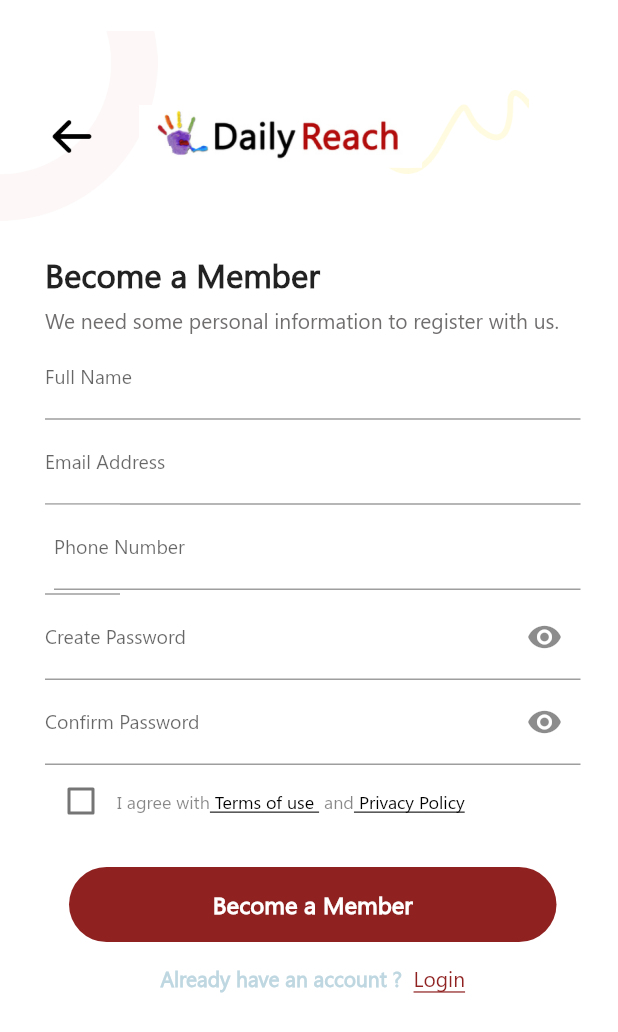
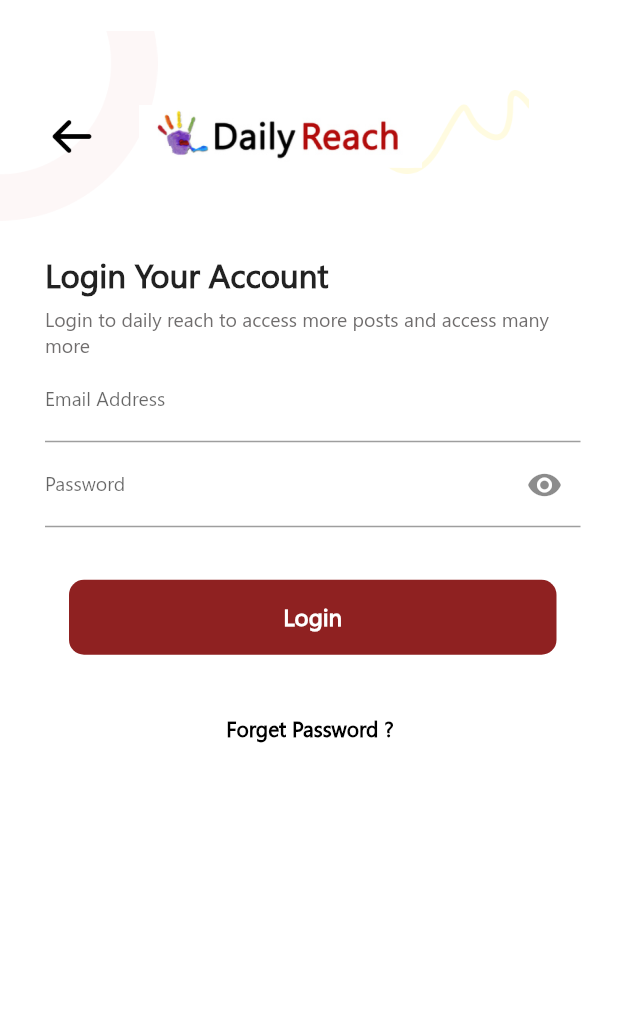
Before and after one commit to abhimanyu-worksdelight/daily_reach, a Flutter app: the screen it shows after launch, after a tap on "Login", on a phone screen of 412 x 824 dp. Shown: the top 1032 px of the screen. Run offline on Flutter 3.47's test engine with Material 2 defaults, Android fonts, the phone set to English and light mode, and no system bars; our stand-ins replace chewie, country_code_picker, video_player.

Commit message:
Reset Password

```diff
--- /dev/null
+++ b/lib/login_screen.dart
@@ -0,0 +1,240 @@
+import 'package:dailyreach/reset_password.dart';
+import 'package:flutter/material.dart';
+
+import 'become_member.dart';
+
+class Login_screen extends StatefulWidget {
+  @override
+  State<Login_screen> createState() {
+    return _Login_screen();
+  }
+}
+
+class _Login_screen extends State<Login_screen> {
+  final _formKey = GlobalKey<FormState>();
+  bool _ischecked = false;
+  bool _isObscure = true;
+
+  @override
+  Widget build(BuildContext context) {
+    return Scaffold(
+        backgroundColor: Colors.white,
+        body: SingleChildScrollView(
+            child: Column(children: [
+          Stack(
+            children: [
+              Row(
+                crossAxisAlignment: CrossAxisAlignment.start,
+                mainAxisAlignment: MainAxisAlignment.start,
+                children: [
+                  Positioned(
+                    left: -89,
+                    top: -71,
+                    child: Image.asset(
+                      'assets/images/subtract.png',
+                      width: 105,
+                      height: 168,
+                    ),
+                  ),
+                  Padding(
+                    padding: const EdgeInsets.only(top: 60, left: 139),
+                    child: Image.asset(
+                      'assets/images/vector.png',
+                      height: 56,
+                    ),
+                  )
+                ],
+              ),
+              Column(
+                children: [
+                  Row(
+                    mainAxisAlignment: MainAxisAlignment.start,
+                    children: [
+                      Padding(
+                        padding: const EdgeInsets.only(top: 70, left: 30),
+                        child: GestureDetector(
+                          onTap: () {
+                            Navigator.pop(context);
+                          },
+                          child: Image.asset(
+                            'assets/images/arrow.png',
+                            height: 32,
+                            width: 32,
+                          ),
+                        ),
+                      ),
+                      Padding(
+                        padding: const EdgeInsets.only(top: 70, left: 30),
+                        child: Image.asset(
+                          'assets/images/daily_reach_logo.png',
+                          height: 42,
+                          width: 190,
+                        ),
+                      ),
+                    ],
+                  )
+                ],
+              )
+            ],
+          ),
+
+              Padding(
+                  padding: EdgeInsets.only(left: 30, right: 25),
+                  child: Column(
+                      crossAxisAlignment: CrossAxisAlignment.start,
+                      children: [
+                        const Text(
+                          'Login Your Account',
+                          style: TextStyle(
+                            fontWeight: FontWeight.w600,
+                            fontFamily: "segoe",
+                            fontSize: 22,
+                          ),
+                        ),
+                        Padding(
+                          padding: const EdgeInsets.only(top: 7),
+                          child: Text(
+                            'Login to daily reach to access more posts and access many more',
+                            style: TextStyle(
+                              fontWeight: FontWeight.w400,
+                              fontFamily: "segoe",
+                              fontSize: 13,
+                              color: Color(0xff4C4949).withOpacity(0.8),
+                            ),
+                          ),
+                        ),
+                        Form(
+                            key: _formKey,
+                            child: Column(
+                                children: [
+                                  TextFormField(
+                                    decoration: const InputDecoration(
+                                      labelText: 'Email Address',
+                                      labelStyle: TextStyle(
+                                        fontSize: 13,
+                                        fontWeight: FontWeight.w400,
+                                        fontFamily: "segoe",
+                                      ),
+                                    ),
+                                    validator: (value) {
+                                      if (value!.isEmpty ||
+                                          !RegExp(
+                                              r"^[a-zA-Z0-9.a-zA-Z0-9.!#$%&'*+-/=?^_`{|}~]+@[a-zA-Z0-9]+\.[a-zA-Z]+")
+                                              .hasMatch(value)) {
+                                        return 'Enter a valid email!';
+                                      }
+                                      return null;
+                                    },
+                                  ),
+                                  TextFormField(
+                                    obscureText: _isObscure,
+                                    decoration: InputDecoration(
+                                      labelText: 'Password',
+                                      labelStyle: const TextStyle(
+                                        fontSize: 13,
+                                        fontWeight: FontWeight.w400,
+                                        fontFamily: "segoe",
+                                      ),
+                                      suffixIcon: IconButton(
+                                        icon: Icon(_isObscure
+                                            ? Icons.visibility
+                                            : Icons.visibility_off),
+                                        onPressed: () {
+                                          setState(
+                                                () {
+                                              _isObscure = !_isObscure;
+                                            },
+                                          );
+                                        },
+                                      ),
+                                    ),
+                                    validator: (value) {
+                                      if (value!.isEmpty) {
+                                        return 'Enter a valid password!';
+                                      } else if (value.length < 6) {
+                                        return 'Enter at least 6 digit';
+                                      } else {
+                                        return null;
+                                      }
+                                    },
+                                  ),
+                                  GestureDetector(
+                                      onTap: () {
+                                        _submit();
+                                      },
+                                    child: Padding(
+                                      padding: const EdgeInsets.only(top: 35),
+                                      child: Container(
+                                          width: 325,
+                                          height: 50,
+                                          child: const Padding(
+                                            padding: EdgeInsets.only(top: 14, bottom: 15),
+                                            child: Text(
+                                              'Login',
+                                              textAlign: TextAlign.center,
+                                              style: TextStyle(
+                                                  fontSize: 16,
+                                                  color: Colors.white,
+                                                  fontFamily: "segoe",
+                                                  fontWeight: FontWeight.w600),
+                                            ),
+                                          ),
+                                          decoration: BoxDecoration(
+                                              color: Color.fromARGB(228, 130, 7, 7),
+                                              borderRadius: BorderRadius.circular(10),
+                                              boxShadow: const [
+                                                BoxShadow(
+                                                    color: Colors.white,
+                                                    blurRadius: 3.0,
+                                                    spreadRadius: 1.0)
+                                              ])),
+                                    ),
+                                  ),
+                                  GestureDetector(
+                                    onTap: (){
+                                      Navigator.push(context, MaterialPageRoute(builder: (context)=> Reset_password()));
+                                    },
+                                    child: Padding(
+                                      padding: const EdgeInsets.only(top: 40),
+                                      child: Row(
+                                        mainAxisAlignment: MainAxisAlignment.center,
+                                        children: [
+                                          RichText(
+                                            text: const TextSpan(
+                                              text: 'Forget Password ? ',
+                                              style: TextStyle(
+                                                fontSize: 14,
+                                                fontWeight: FontWeight.w600,
+                                                fontFamily: "segoe",
+                                                color: Colors.black,
+                                              ),
+                                            ),
+                                          ),
+
+                                        ],
+                                      ),
+                                    ),
+                                  ),
+                                ]
+                            )
+                        )
+                      ]
+                  )
+              )
+
+        ]
+    )
+    )
+    );
+  }
+  void _submit() {
+    final isValid = _formKey.currentState?.validate();
+    if (isValid==false) {
+      return;
+    } else {
+      Navigator.push(context, MaterialPageRoute(
+          builder: (context) => Login_screen()));
+    }
+    _formKey.currentState?.save();
+  }
+}
--- a/lib/main.dart
+++ b/lib/main.dart
@@ -1,7 +1,9 @@
+import 'package:dailyreach/splash_screen.dart';
 import 'package:flutter/material.dart';
 import 'package:chewie/chewie.dart';
 import 'package:video_player/video_player.dart';
 import 'become_member.dart';
+import 'login_screen.dart';
 
 void main() {
   runApp(MyApp());
@@ -16,15 +18,14 @@ class MyApp extends StatelessWidget {
       debugShowCheckedModeBanner: false,
       title: 'Flutter Demo',
       theme: ThemeData(),
-      home: const HomePage(title: 'Flutter Demo Home Page'),
+      home:  Splash_screen(),
     );
   }
 }
 
 class HomePage extends StatefulWidget {
-  const HomePage({Key? key, required this.title}) : super(key: key);
+   const HomePage({Key? key}) : super(key: key);
 
-  final String title;
 
   @override
   State<HomePage> createState() => _HomePage();
@@ -113,7 +114,7 @@ class _HomePage extends State<HomePage> {
             child: Text(
               'Become a member to access exclusive content',
               textAlign: TextAlign.center,
-              style: TextStyle(fontSize: 17, fontWeight: FontWeight.bold,fontFamily: "segoe"),
+              style: TextStyle(fontSize: 18, fontWeight: FontWeight.w600,fontFamily: "segoe"),
             ),
           ),
           const Padding(
@@ -121,10 +122,14 @@ class _HomePage extends State<HomePage> {
             child: Text(
               'It is a long established fact that a reader will be distracted by the readable content of a page when looking at its layout. ',
               textAlign: TextAlign.center,
-              style: TextStyle(fontSize: 13,fontFamily: "segoe"),
+              style: TextStyle(fontSize: 13,fontFamily: "segoe",fontWeight: FontWeight.w400),
             ),
           ),
-          Padding(
+          GestureDetector(
+            onTap: (){
+              Navigator.push(context,MaterialPageRoute(builder: (context)=> Become_member()));
+            },
+            child: Padding(
               padding: const EdgeInsets.only(top: 7, right: 16, left: 16),
               child: Container(
                 height: 50,
@@ -143,6 +148,7 @@ class _HomePage extends State<HomePage> {
                 ),
               ),
             ),
+          ),
           Padding(
             padding: const EdgeInsets.only(top: 16),
             child: Row(
@@ -150,7 +156,7 @@ class _HomePage extends State<HomePage> {
               children: [
                 RichText(
                   text: const TextSpan(
-                    text: 'Already a member? ',
+                    text: 'Already a member ? ',
                     style: TextStyle(
                       fontWeight: FontWeight.w600,fontFamily: "segoe",
                       color: Color.fromARGB(144, 140, 184, 201),
@@ -162,10 +168,10 @@ class _HomePage extends State<HomePage> {
                     Navigator.push(
                         context,
                         MaterialPageRoute(
-                            builder: (context) => Become_member()));
+                            builder: (context) => Login_screen()));
                   },
                   child: Text(
-                    'Login',
+                    ' Login',
                     style: TextStyle(
                         fontWeight: FontWeight.w500,
                         color: Color.fromARGB(228, 130, 7, 7),
--- /dev/null
+++ b/lib/splash_screen.dart
@@ -0,0 +1,57 @@
+import 'package:flutter/material.dart';
+
+import 'main.dart';
+
+class Splash_screen extends StatefulWidget {
+  @override
+  State<Splash_screen> createState() {
+    return _Splash_screen();
+  }
+}
+
+class _Splash_screen extends State<Splash_screen> {
+
+  @override
+  void initState() {
+    super.initState();
+    Future.delayed(const Duration(milliseconds: 3000),(){
+      Navigator.pushReplacement(context,MaterialPageRoute(builder:(context)=> HomePage()));
+    });
+  }
+
+  @override
+  Widget build(BuildContext context) {
+    return Scaffold(
+        backgroundColor: Colors.white,
+        body: Stack(
+        children: [
+        Row(
+          crossAxisAlignment: CrossAxisAlignment.start,
+          mainAxisAlignment: MainAxisAlignment.start,
+          children: [
+            Positioned(
+              left: -89,
+              top: -71,
+              child: Image.asset(
+                'assets/images/subtract.png',
+                width: 105,
+                height: 168,
+              ),
+            ),
+            Padding(
+              padding: const EdgeInsets.only(top: 60, left: 139),
+              child: Image.asset(
+                'assets/images/vector.png',
+                height: 56,
+              ),
+            )
+          ],
+        ),
+        Center(
+          child: Image.asset('assets/images/daily_reach_logo.png',width: 247,
+            height: 55,),
+        )
+        ],
+        ));
+  }
+}
--- a/pubspec.yaml
+++ b/pubspec.yaml
@@ -36,7 +36,9 @@ dependencies:
   cupertino_icons: ^1.0.2
   chewie: ^1.2.2
   video_player: ^2.2.13
-  country_picker: ^2.0.10
+  country_code_picker: ^2.0.2
+  flutter_native_splash: ^2.0.1+1
+
 
 
 
```
Also changed, not shown: lib/become_member.dart (+50 -72 lines), lib/home_screen.dart (added, +25 -0 lines), lib/reset_password.dart (added, +181 -0 lines), lib/fonts/Segoe UI.ttf (deleted), pubspec.lock. Lines whose indentation alone changed are shown as unchanged.
